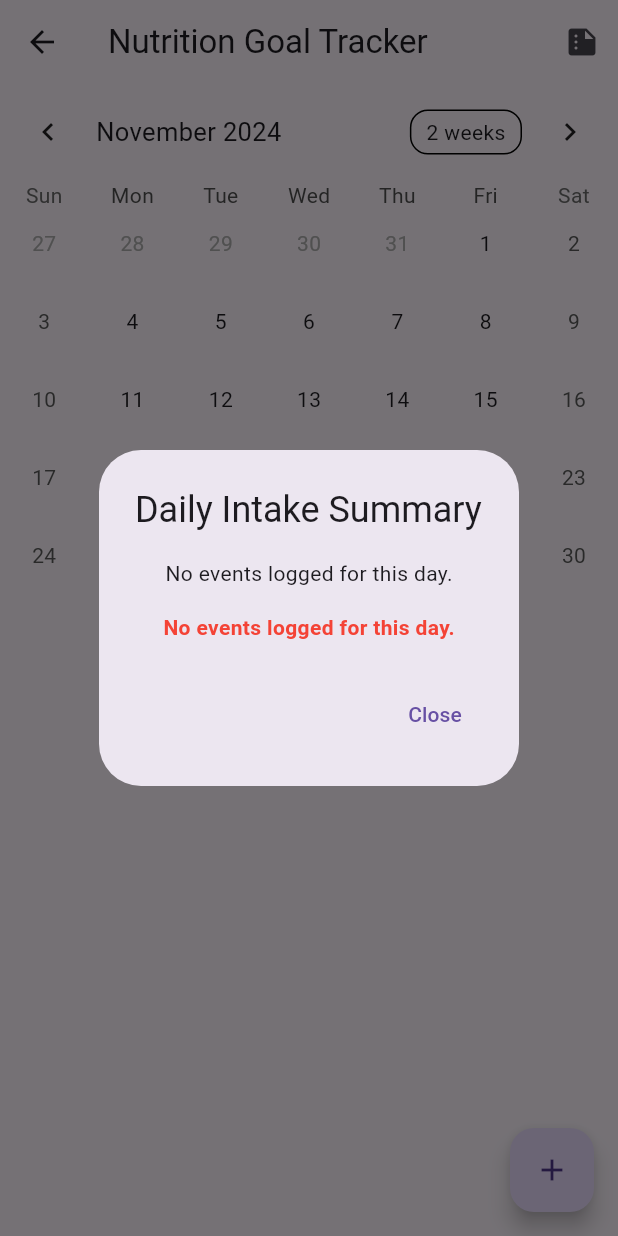
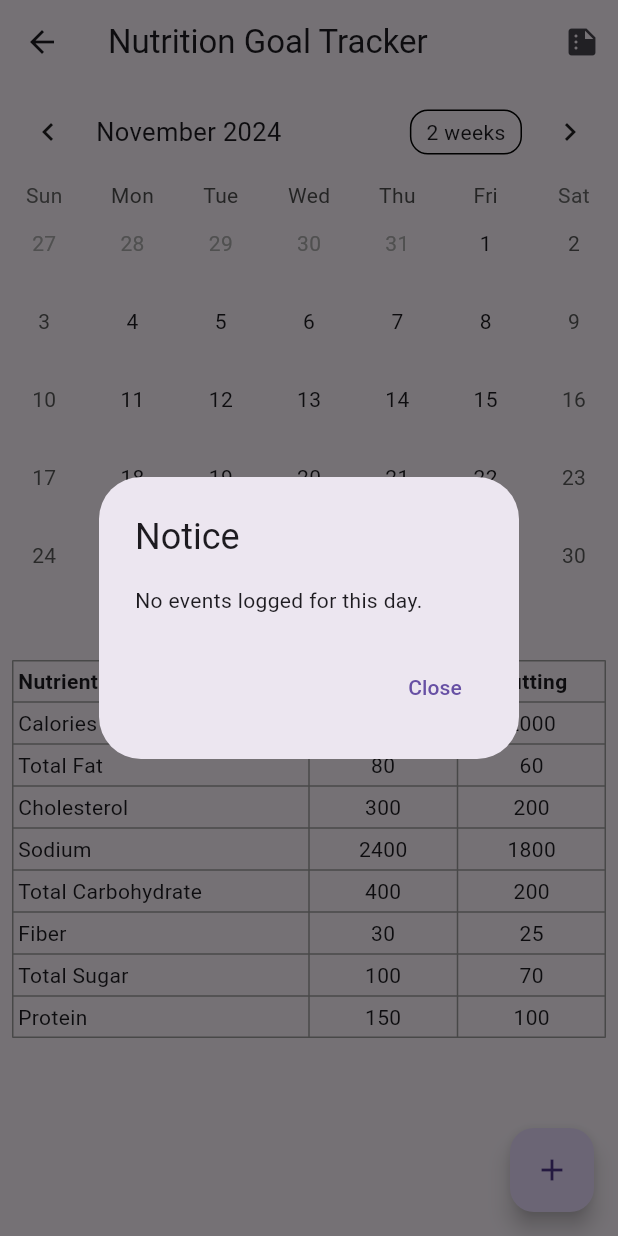
Before and after one commit to zpand26/Fall-2024-Software-Engineering-North-Stars-group-project, a Flutter app: the NutritionGoalView screen opened directly, after a tap on the "summarize" icon, on a phone screen of 412 x 824 dp. Run offline on Flutter 3.47's test engine with Material 3 defaults, Android fonts, the phone set to English and light mode, and no system bars; drawn by our look-alikes of table_calendar; our stand-ins replace camera, cloud_firestore, firebase_auth, firebase_core, flutter_local_notifications, shared_preferences and 1 more; missing offline and left inert: day_picker; accounts and stored records are empty.

Commit message:
created static table of nutrition data

```diff
--- a/lib/views/nutrition_goal_view.dart
+++ b/lib/views/nutrition_goal_view.dart
@@ -2,6 +2,7 @@
 import 'package:flutter/material.dart';
 import 'package:table_calendar/table_calendar.dart';
 import '../presenters/nutrition_goal_presenter.dart';
+import '../models/nutrition_goal_model.dart';
 
 class NutritionGoalView extends StatefulWidget {
   const NutritionGoalView({super.key});
@@ -49,9 +50,28 @@ class _NutritionGoalViewState extends State<NutritionGoalView> {
               return _events[day] ?? [];
             },
           ),
-          ..._getEventsForDay(_selectedDay).map((event) => ListTile(
+          if (_getEventsForDay(_selectedDay).isNotEmpty) ...[
+            const Padding(
+              padding: EdgeInsets.all(8.0),
+              child: Text(
+                'Logged Nutrition Data:',
+                style: TextStyle(fontWeight: FontWeight.bold),
+              ),
+            ),
+            ..._getEventsForDay(_selectedDay).map(
+              (event) => ListTile(
                 title: Text(event),
-              )),
+              ),
+            ),
+          ],
+          const Padding(
+            padding: EdgeInsets.all(8.0),
+            child: Text(
+              'Nutrition Goals',
+              style: TextStyle(fontWeight: FontWeight.bold),
+            ),
+          ),
+          _buildTargetTable(),
         ],
       ),
       floatingActionButton: FloatingActionButton(
@@ -67,35 +87,21 @@ class _NutritionGoalViewState extends State<NutritionGoalView> {
 
   void _showIntakeSummary() {
     final events = _getEventsForDay(_selectedDay);
-    final latestEvent = events.isNotEmpty ? events.last : null;
-    final assessment = latestEvent != null ?
-      _presenter.evaluateIntake(latestEvent)
-      : 'No events logged for this day.';
+
+    if (events.isEmpty) {
+      _showAlert('No events logged for this day.');
+      return;
+    }
+
+    final latestEvent = events.last;
+    final assessment = _presenter.evaluateIntake(latestEvent);
 
     showDialog(
       context: context,
       builder: (context) {
         return AlertDialog(
           title: const Text('Daily Intake Summary'),
-          content: Column(
-            mainAxisSize: MainAxisSize.min,
-            children: [
-              if (latestEvent == null)
-                const Text('No events logged for this day.')
-              else
-                ...events.map((event) => Text(event)).toList(),
-              const SizedBox(height: 16),
-              Text(
-                assessment,
-                style: TextStyle(
-                  color: assessment.contains('bulking') ? Colors.green
-                   : assessment.contains('cutting') ? Colors.blue
-                   : Colors.red,
-                  fontWeight: FontWeight.bold,
-                ),
-              ),
-            ],
-          ),
+          content: Text(assessment),
           actions: [
             TextButton(
               onPressed: () => Navigator.of(context).pop(),
@@ -108,12 +114,20 @@ class _NutritionGoalViewState extends State<NutritionGoalView> {
   }
 
   void _showAddEventDialog() {
-    final controllers = List.generate(8, (_) => TextEditingController());
+    final controllers = List.generate(9, (_) => TextEditingController());
     final labels = [
-      'Calories', 'Total Fat', 'Cholesterol', 'Sodium',
-      'Total Carbohydrate', 'Fiber', 'Total Sugar', 'Protein'
+      'Calories',
+      'Total Fat (g)',
+      'Cholesterol (mg)',
+      'Sodium (mg)',
+      'Total Carbohydrate (mg)',
+      'Fiber (g)',
+      'Total Sugar (g)',
+      'Protein (g)',
+      'Caffeine (mg)'
     ];
-  showDialog(
+
+    showDialog(
       context: context,
       builder: (context) {
         return AlertDialog(
@@ -121,13 +135,14 @@ class _NutritionGoalViewState extends State<NutritionGoalView> {
           content: SingleChildScrollView(
             child: Column(
               mainAxisSize: MainAxisSize.min,
-              children: List.generate(8, (index) {
-                return TextField(
+              children: List.generate(
+                labels.length,
+                (index) => TextField(
                   controller: controllers[index],
                   decoration: InputDecoration(hintText: labels[index]),
                   keyboardType: TextInputType.number,
-                );
-              }),
+                ),
+              ),
             ),
           ),
           actions: [
@@ -137,7 +152,10 @@ class _NutritionGoalViewState extends State<NutritionGoalView> {
             ),
             TextButton(
               onPressed: () {
-                if (controllers.any((controller) => controller.text.isNotEmpty)) {
+                final isValidInput = controllers
+                    .any((controller) => controller.text.isNotEmpty);
+
+                if (isValidInput) {
                   final event = labels.asMap().entries.map((entry) {
                     return '${entry.value}: ${controllers[entry.key].text}';
                   }).join('\n');
@@ -162,4 +180,87 @@ class _NutritionGoalViewState extends State<NutritionGoalView> {
       }
     });
   }
+
+  Widget _buildTargetTable() {
+    return Padding(
+      padding: const EdgeInsets.all(8.0),
+      child: Table(
+        border: TableBorder.all(color: Colors.grey),
+        columnWidths: const {
+          0: FractionColumnWidth(0.5),
+          1: FractionColumnWidth(0.25),
+          2: FractionColumnWidth(0.25),
+        },
+        children: [
+          const TableRow(
+            children: [
+              Padding(
+                padding: EdgeInsets.all(4.0),
+                child: Text(
+                  'Nutrient',
+                  style: TextStyle(fontWeight: FontWeight.bold),
+                ),
+              ),
+              Padding(
+                padding: EdgeInsets.all(4.0),
+                child: Text(
+                  'Bulking',
+                  style: TextStyle(fontWeight: FontWeight.bold),
+                  textAlign: TextAlign.center,
+                ),
+              ),
+              Padding(
+                padding: EdgeInsets.all(4.0),
+                child: Text(
+                  'Cutting',
+                  style: TextStyle(fontWeight: FontWeight.bold),
+                  textAlign: TextAlign.center,
+                ),
+              ),
+            ],
+          ),
+          ...NutritionGoalModel.bulkingTarget.entries.map((entry) {
+            final nutrient = entry.key;
+            final bulkingValue = entry.value;
+            final cuttingValue =
+                NutritionGoalModel.cuttingTarget[nutrient] ?? 0;
+            return TableRow(
+              children: [
+                Padding(
+                  padding: const EdgeInsets.all(4.0),
+                  child: Text(nutrient),
+                ),
+                Padding(
+                  padding: const EdgeInsets.all(4.0),
+                  child: Text(bulkingValue.toString(), textAlign: TextAlign.center),
+                ),
+                Padding(
+                  padding: const EdgeInsets.all(4.0),
+                  child: Text(cuttingValue.toString(), textAlign: TextAlign.center),
+                ),
+              ],
+            );
+          }).toList(),
+        ],
+      ),
+    );
+  }
+
+  void _showAlert(String message) {
+    showDialog(
+      context: context,
+      builder: (context) {
+        return AlertDialog(
+          title: const Text('Notice'),
+          content: Text(message),
+          actions: [
+            TextButton(
+              onPressed: () => Navigator.of(context).pop(),
+              child: const Text('Close'),
+            ),
+          ],
+        );
+      },
+    );
+  }
 }
```
